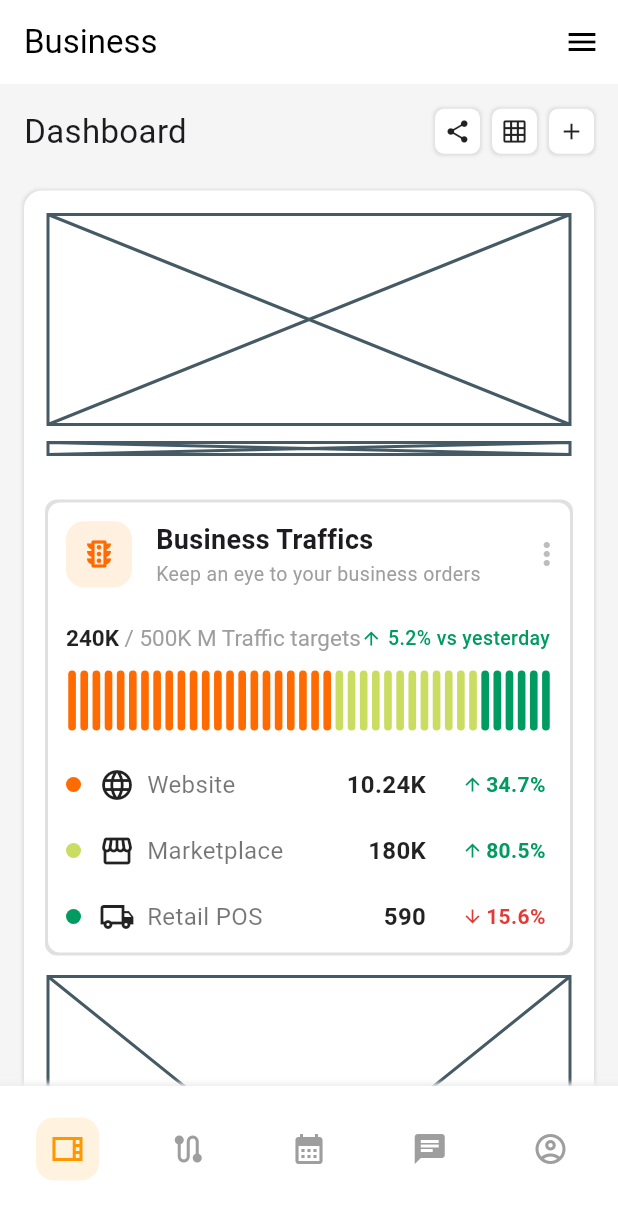
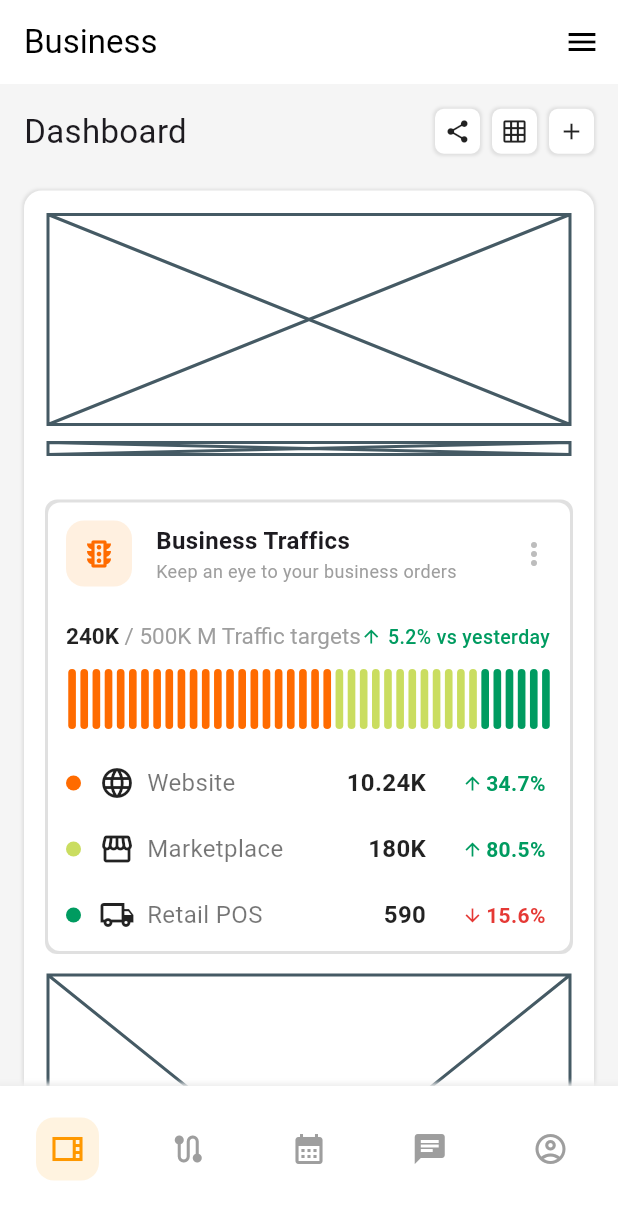
Before and after one commit to JAICHANGPARK/flutter_notebook_chapter_49, a Flutter app: the BusinessMainPage screen opened directly, on a phone screen of 412 x 824 dp. Shown: the top 1220 px of the screen. Run offline on Flutter 3.47's test engine with Material 3 defaults, Android fonts, the phone set to English and light mode, and no system bars; our stand-ins replace dots_indicator, gap, google_fonts.

Commit message:
Update business_traffic_card_widget.dart

```diff
--- a/lib/ep2467_business_control_center_app/ui/business_traffic_card_widget.dart
+++ b/lib/ep2467_business_control_center_app/ui/business_traffic_card_widget.dart
@@ -32,11 +32,11 @@ class BusinessTrafficCardWidget extends StatelessWidget {
                 children: [
                   Text(
                     "Business Traffics",
-                    style: TextStyle(fontSize: 18, fontWeight: FontWeight.bold),
+                    style: TextStyle(fontSize: 16, fontWeight: FontWeight.bold),
                   ),
                   Text(
                     "Keep an eye to your business orders",
-                    style: TextStyle(fontSize: 13, color: Colors.grey[500]!),
+                    style: TextStyle(fontSize: 12, color: Colors.grey[500]!),
                   ),
                 ],
               ),
```
